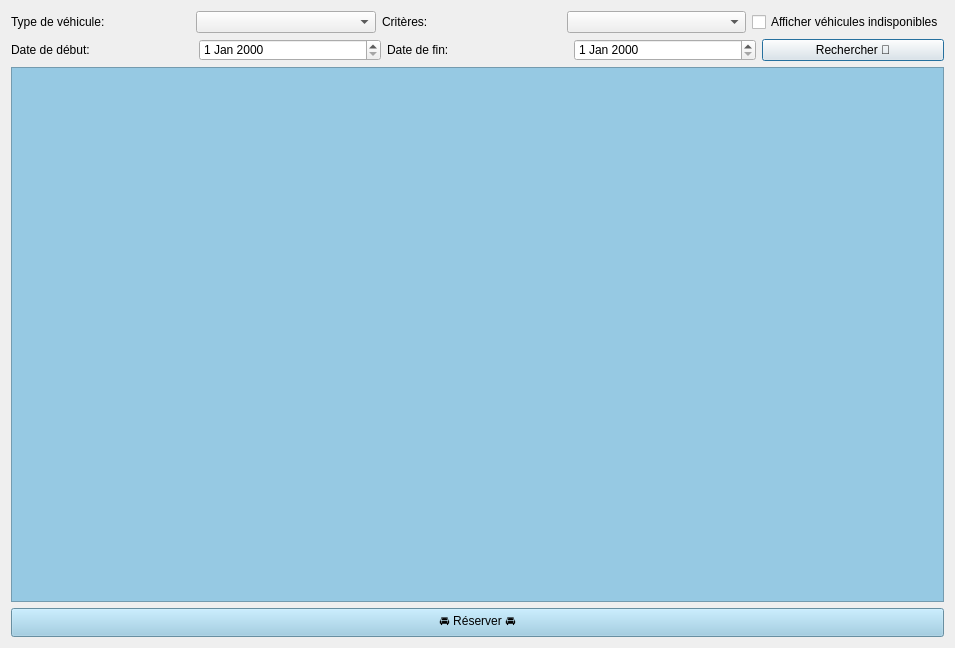
First picture: the form in view/reservation.ui, repository PierreChal/projet_info_loc, before the edit.
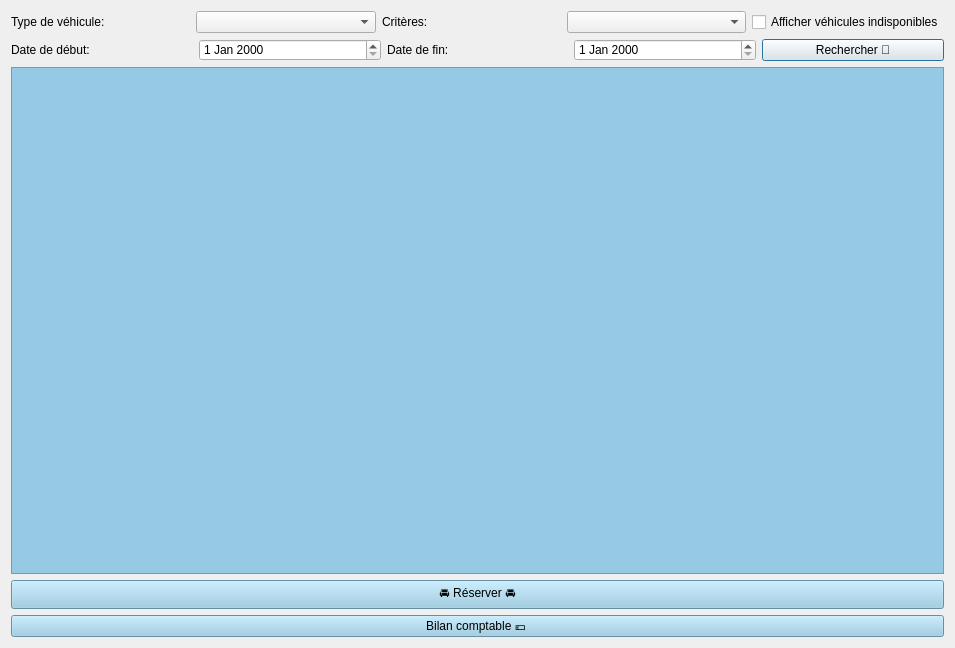
Second picture: the form after the edit.

```diff
--- a/view/reservation.ui
+++ b/view/reservation.ui
@@ -148,6 +148,18 @@
      </property>
     </widget>
    </item>
+   <item>
+    <widget class="QPushButton" name="bilanButton">
+     <property name="styleSheet">
+      <string notr="true">background-color: rgb(146, 200, 226);
+border-color: rgb(0, 0, 127);
+font: 12pt &quot;MS Shell Dlg 2&quot;;</string>
+     </property>
+     <property name="text">
+      <string>Bilan comptable 💶 </string>
+     </property>
+    </widget>
+   </item>
   </layout>
  </widget>
  <resources/>
```
